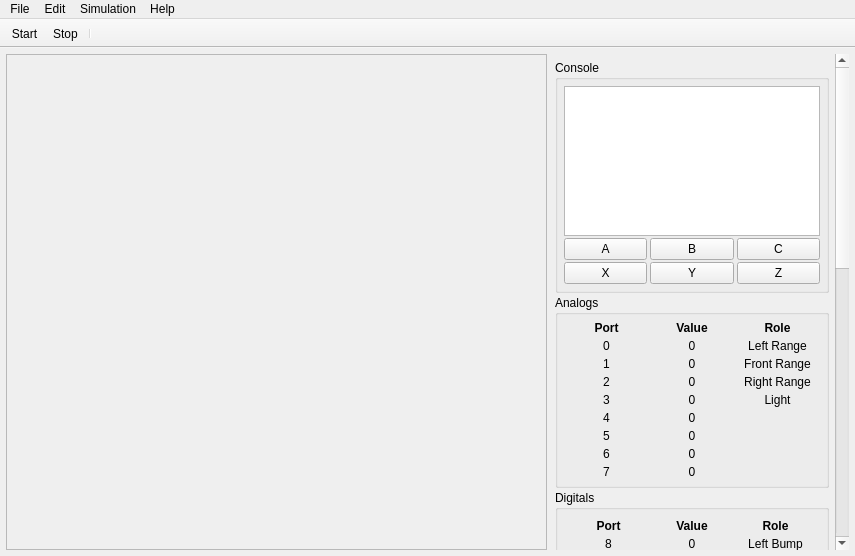
Before: the Qt Designer form ui/main_window.ui in kipr/ks2, drawn with Qt 5.
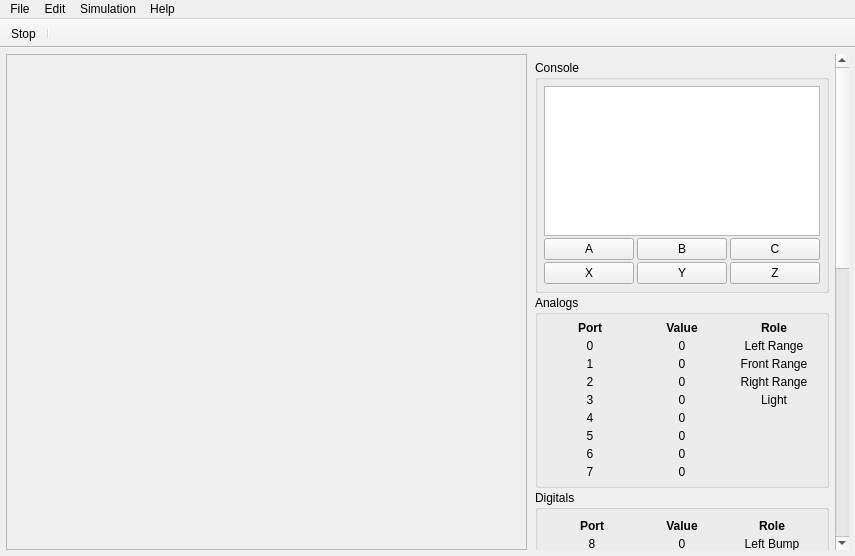
After: the same form once the commit is applied. Icons and pictures are not drawn. Custom widgets are drawn as their Qt base class.

Commit message: fixed sizing for side bar

What changed in the file:
```diff
--- a/ui/main_window.ui
+++ b/ui/main_window.ui
@@ -75,7 +75,7 @@
      <widget class="QScrollArea" name="scrollArea">
       <property name="minimumSize">
        <size>
-        <width>300</width>
+        <width>320</width>
         <height>0</height>
        </size>
       </property>
@@ -95,9 +95,9 @@
        <property name="geometry">
         <rect>
          <x>0</x>
-         <y>0</y>
-         <width>285</width>
-         <height>1212</height>
+         <y>-471</y>
+         <width>304</width>
+         <height>1200</height>
         </rect>
        </property>
        <layout class="QVBoxLayout" name="verticalLayout">
@@ -908,7 +908,6 @@
    <attribute name="toolBarBreak">
     <bool>false</bool>
    </attribute>
-   <addaction name="actionStart"/>
    <addaction name="actionStop"/>
    <addaction name="separator"/>
   </widget>
```
Left out of the diff: 2 changed lines with no effect on the pictures.
